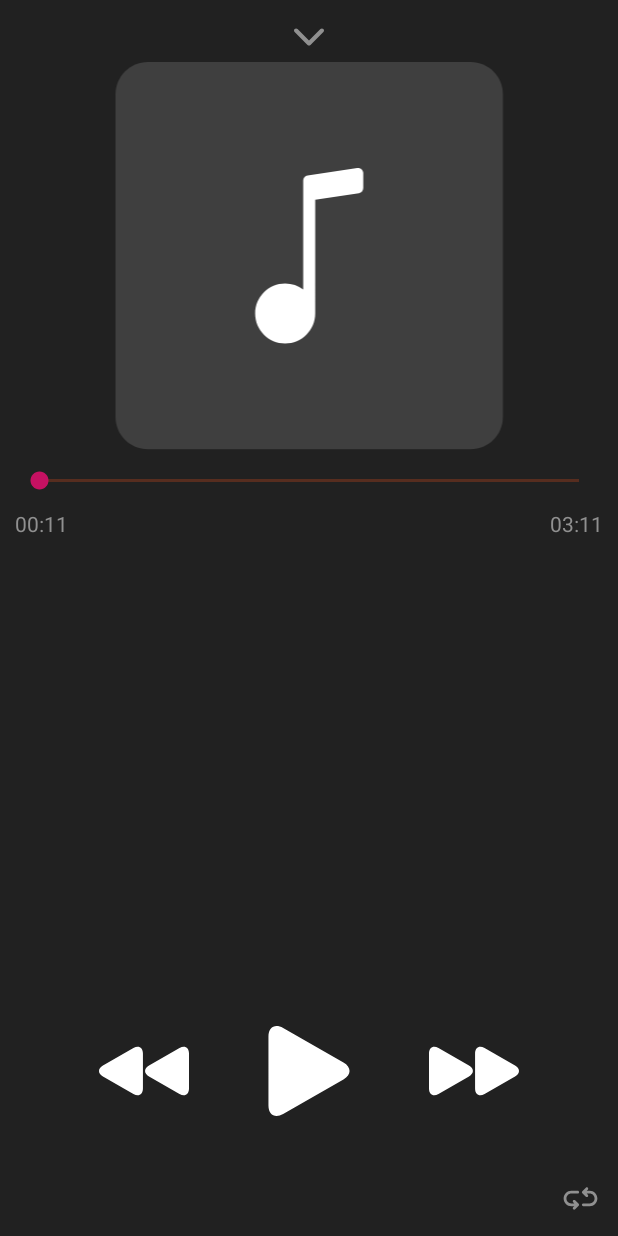
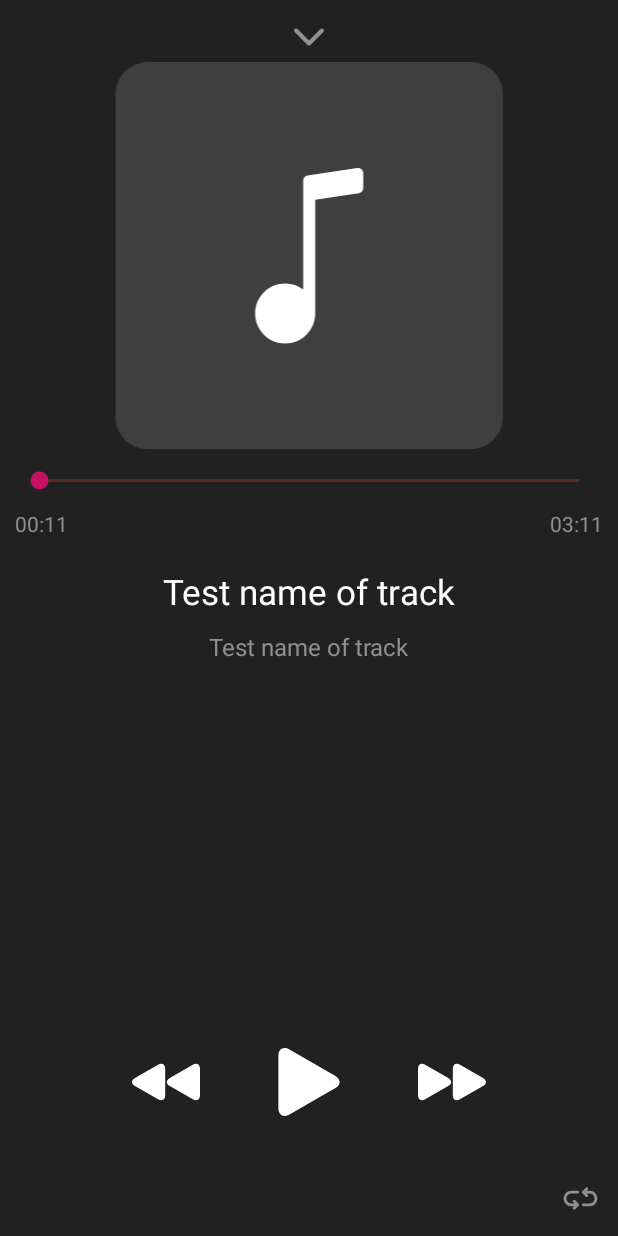
Before and after one commit to moevm/adfmp20-player, an Android app: the PlayerActivity screen opened directly, with no data from a screen before it, on a phone screen of 412 x 824 dp. Run offline under Robolectric (Android 15) with nearby library versions, the phone set to English and light mode, and no system bars.

Commit message:
изменение плеера, добавление кликов

```diff
--- a/app/build.gradle
+++ b/app/build.gradle
@@ -33,6 +33,7 @@ dependencies {
     implementation 'androidx.constraintlayout:constraintlayout:1.1.3'
     implementation 'org.jetbrains.anko:anko-common:0.9'
     implementation 'com.google.code.gson:gson:2.8.6'
+    implementation 'androidx.legacy:legacy-support-v4:1.0.0'
     testImplementation 'junit:junit:4.12'
     androidTestImplementation 'androidx.test.ext:junit:1.1.1'
     androidTestImplementation 'androidx.test.espresso:espresso-core:3.2.0'
--- a/app/src/main/AndroidManifest.xml
+++ b/app/src/main/AndroidManifest.xml
@@ -12,9 +12,11 @@
         android:supportsRtl="true"
         android:theme="@style/AppTheme">
         <activity
+            android:name=".VkNoAuthActivity"
+            android:theme="@style/AppDefaultPage" />
+        <activity
             android:name=".PlayerActivity"
             android:theme="@style/AppDefaultPage" />
-
         <activity android:name=".MainActivity">
             <intent-filter>
                 <action android:name="android.intent.action.MAIN" />
--- a/app/src/main/res/layout/activity_player.xml
+++ b/app/src/main/res/layout/activity_player.xml
@@ -68,6 +68,37 @@
                 android:textColor="@color/colorGray1" />
         </RelativeLayout>
 
+        <LinearLayout
+            android:layout_width="match_parent"
+            android:layout_height="wrap_content"
+
+            android:orientation="vertical"
+            android:gravity="center"
+
+            android:layout_marginTop="20dp"
+            >
+
+            <TextView
+                android:layout_width="wrap_content"
+                android:layout_height="wrap_content"
+                android:text="Test name of track"
+                android:theme="@style/PlayerNameTrack"
+
+
+             />
+
+            <TextView
+                android:layout_width="wrap_content"
+                android:layout_height="wrap_content"
+                android:text="Test name of track"
+                android:theme="@style/PlayerNameArtist"
+
+                android:layout_marginTop="10dp"
+                />
+
+        </LinearLayout>
+
+
     </LinearLayout>
 
     <LinearLayout
@@ -84,22 +115,22 @@
 
         <Button
             android:id="@+id/buttonPrev"
-            android:layout_width="60dp"
-            android:layout_height="60dp"
+            android:layout_width="45dp"
+            android:layout_height="45dp"
             android:background="@drawable/prev" />
 
         <Button
             android:id="@+id/buttonActive"
-            android:layout_width="60dp"
-            android:layout_height="60dp"
+            android:layout_width="45dp"
+            android:layout_height="45dp"
             android:layout_marginLeft="50dp"
             android:layout_marginRight="50dp"
             android:background="@drawable/play" />
 
         <Button
             android:id="@+id/buttonNext"
-            android:layout_width="60dp"
-            android:layout_height="60dp"
+            android:layout_width="45dp"
+            android:layout_height="45dp"
             android:background="@drawable/next" />
 
     </LinearLayout>
--- /dev/null
+++ b/app/src/main/res/values-v26/styles.xml
@@ -0,0 +1,6 @@
+<?xml version="1.0" encoding="utf-8"?>
+<resources>
+
+
+
+</resources>
--- a/app/src/main/res/values/strings.xml
+++ b/app/src/main/res/values/strings.xml
@@ -1,3 +1,6 @@
 <resources>
     <string name="app_name">My Application</string>
+
+    <!-- TODO: Remove or change this placeholder text -->
+    <string name="hello_blank_fragment">Hello blank fragment</string>
 </resources>
--- a/app/src/main/res/values/styles.xml
+++ b/app/src/main/res/values/styles.xml
@@ -12,4 +12,16 @@
         <item name="android:windowNoTitle">true</item>
     </style>
 
+
+    <style name="PlayerNameTrack">
+        <item name="android:textColor">#ffffff</item>
+        <item name="android:textSize">23dp</item>
+
+    </style>
+
+    <style name = "PlayerNameArtist">
+        <item name="android:textColor">#909090</item>
+        <item name="android:textSize">16dp</item>
+
+    </style>
 </resources>
```
Also changed, not shown: app/src/main/java/com/example/myapplication/HeaderFragment.kt (added, +59 -0 lines), app/src/main/java/com/example/myapplication/VkAuthFragment.kt (added, +59 -0 lines), app/src/main/java/com/example/myapplication/VkNoAuthActivity.kt (added, +12 -0 lines), app/src/main/java/com/example/myapplication/VkNoAuthFragment.kt (added, +59 -0 lines), app/src/main/res/layout/activity_vk_no_auth.xml (added, +26 -0 lines), app/src/main/res/layout/fragment_header.xml (added, +14 -0 lines), app/src/main/res/layout/fragment_vk_auth.xml (added, +14 -0 lines), app/src/main/res/layout/fragment_vk_no_auth.xml (added, +14 -0 lines).
